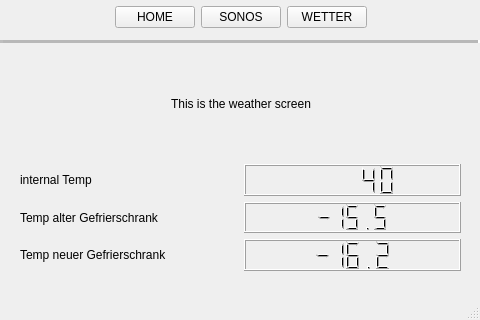
hillbilly3456avk/sonosControl, file MainWindow_raspi.ui: the form before one commit.
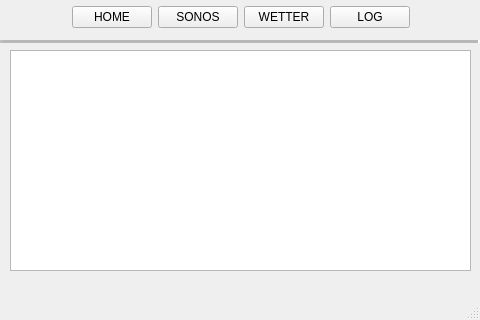
The form after the commit.

Commit message: even more functions logging is available

The edit to the form file:
```diff
--- a/MainWindow_raspi.ui
+++ b/MainWindow_raspi.ui
@@ -36,7 +36,7 @@
      </rect>
     </property>
     <property name="currentIndex">
-     <number>2</number>
+     <number>3</number>
     </property>
     <widget class="QWidget" name="SC_welcomeScreen">
      <widget class="QLabel" name="LB_welcomeText">
@@ -284,6 +284,18 @@
       </layout>
      </widget>
     </widget>
+    <widget class="QWidget" name="SC_log">
+     <widget class="QTextEdit" name="TE_Debug">
+      <property name="geometry">
+       <rect>
+        <x>10</x>
+        <y>0</y>
+        <width>461</width>
+        <height>221</height>
+       </rect>
+      </property>
+     </widget>
+    </widget>
    </widget>
    <widget class="QWidget" name="verticalLayoutWidget">
     <property name="geometry">
@@ -331,6 +343,13 @@
          </property>
         </widget>
        </item>
+       <item>
+        <widget class="QPushButton" name="BT_openLogScreen">
+         <property name="text">
+          <string>LOG</string>
+         </property>
+        </widget>
+       </item>
        <item>
         <spacer name="horizontalSpacer">
          <property name="orientation">
```
The commit also changes 2 other files.
